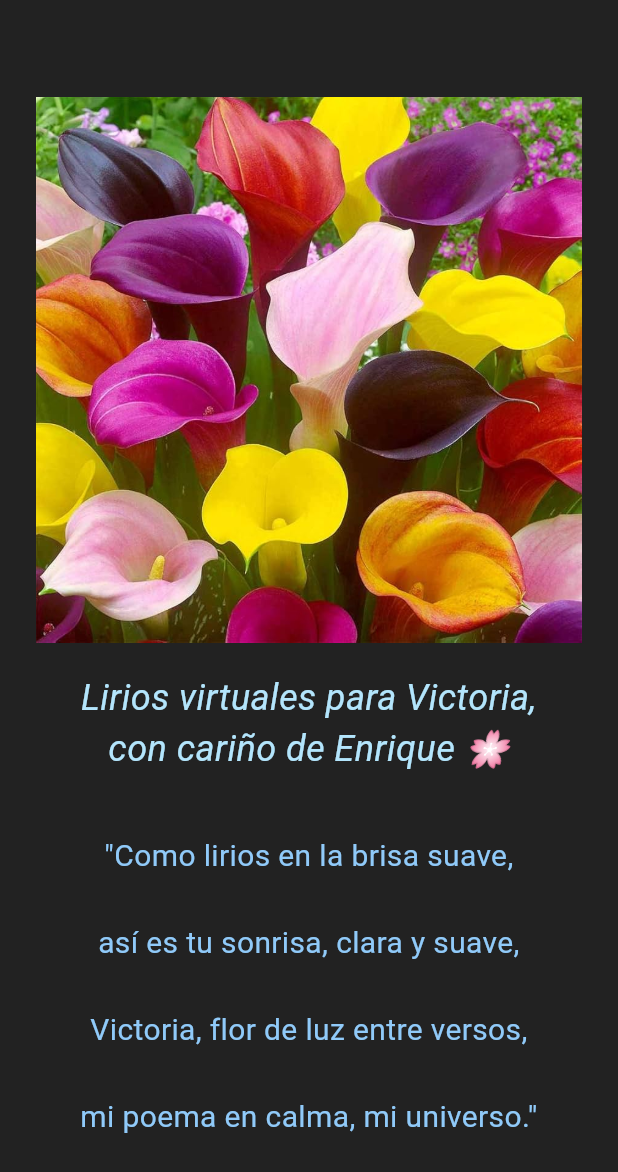
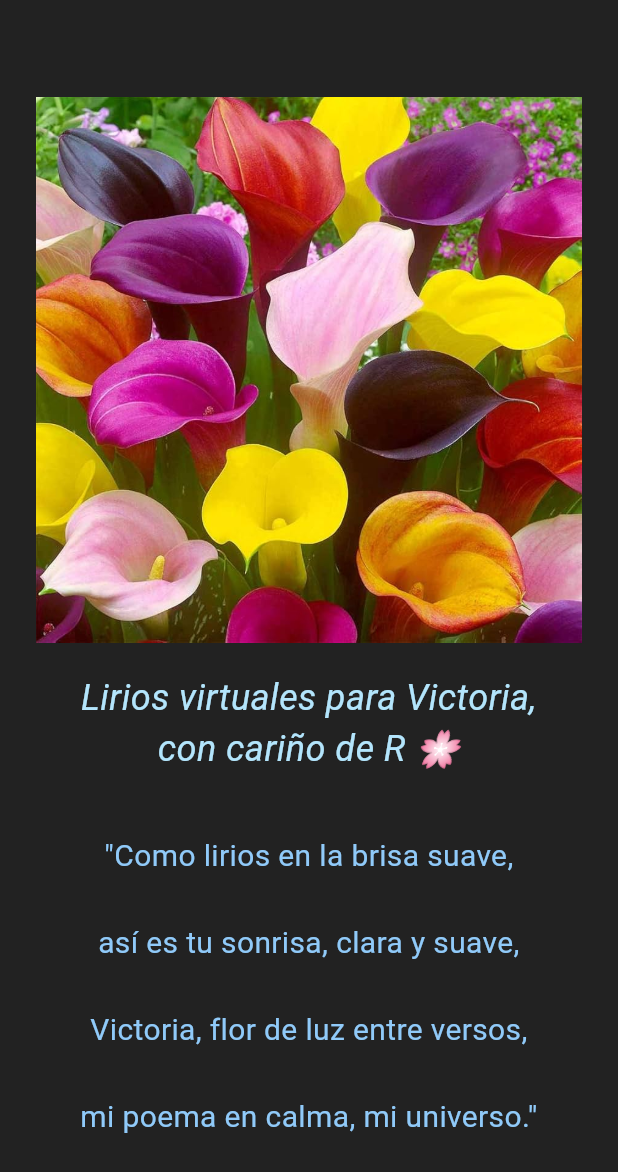
Before and after one commit to tulique00/Lirios, a Flutter app: the screen it shows after launch, on a phone screen of 412 x 824 dp. Shown: the top 1172 px of the screen. Run offline on Flutter 3.47's test engine with Material 3 defaults, Android fonts, the light colour scheme and no system bars; our stand-ins replace audioplayers.

Commit message:
Update main.dart

```diff
--- a/lib/main.dart
+++ b/lib/main.dart
@@ -47,7 +47,7 @@ class _LiriosScreenState extends State<LiriosScreen> {
                 Image.asset('assets/lirios.png'),
                 SizedBox(height: 20),
                 Text(
-                  'Lirios virtuales para Victoria,\ncon cariño de Enrique 🌸',
+                  'Lirios virtuales para Victoria,\ncon cariño de R 🌸',
                   textAlign: TextAlign.center,
                   style: TextStyle(
                     color: Colors.lightBlue[100],
```
